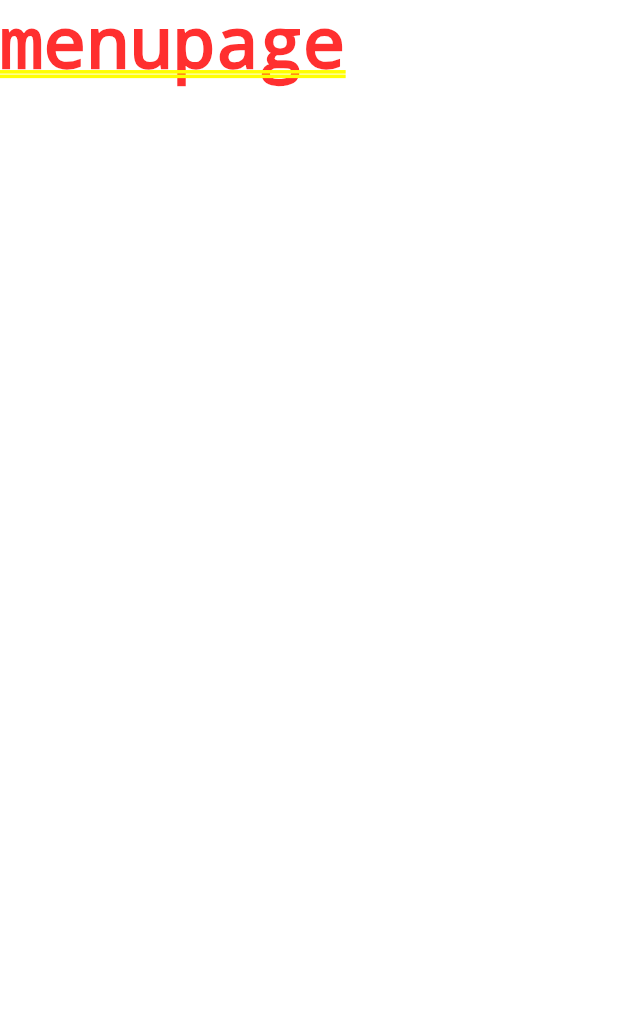
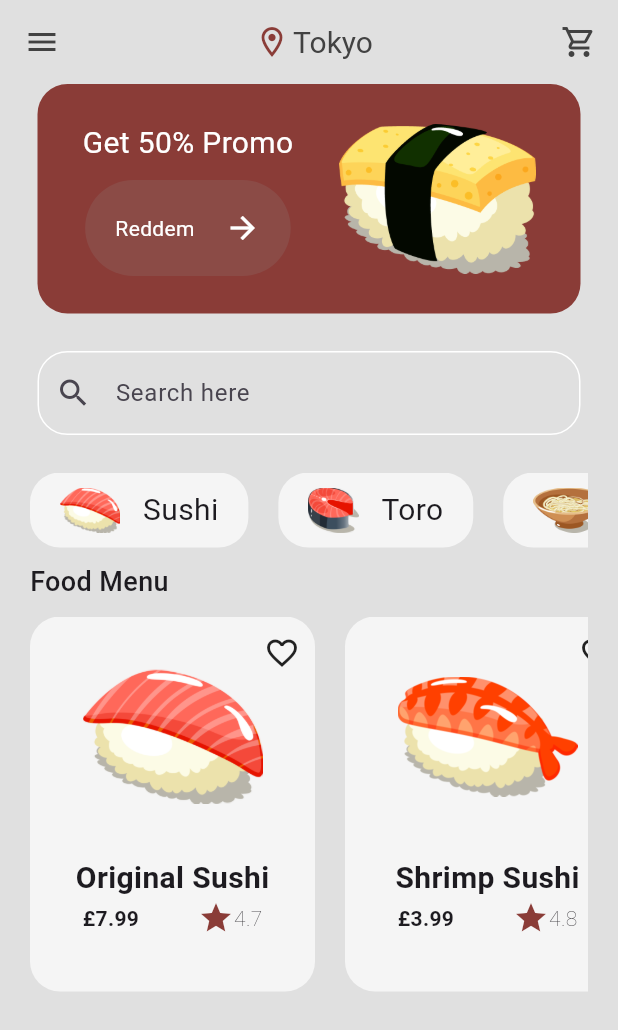
Before and after one commit to wingdrgn/sushi, a Flutter app: the screen it shows after launch, after a tap on "Get start!!!", on a phone screen of 412 x 824 dp. Shown: the top 1030 px of the screen. Run offline on Flutter 3.47's test engine with Material 3 defaults, Android fonts, the phone set to English and light mode, and no system bars.

Commit message:
feat: menu page

```diff
--- a/analysis_options.yaml
+++ b/analysis_options.yaml
@@ -32,6 +32,6 @@ linter:
   rules:
     - prefer_const_constructors
     - require_trailing_commas
-    - lines_longer_than_80_chars
+    # - lines_longer_than_80_chars
 # Additional information about this file can be found at
 # https://dart.dev/guides/language/analysis-options
--- /dev/null
+++ b/devtools_options.yaml
@@ -0,0 +1,3 @@
+description: This file stores settings for Dart & Flutter DevTools.
+documentation: https://docs.flutter.dev/tools/devtools/extensions#configure-extension-enablement-states
+extensions:
--- /dev/null
+++ b/lib/components/filter_title.dart
@@ -0,0 +1,38 @@
+import 'package:flutter/material.dart';
+
+import 'package:sushi/models/filter.dart';
+
+class FilterTitle extends StatelessWidget {
+  final Filter filter;
+  final void Function()? onTap;
+
+  const FilterTitle({super.key, required this.filter, required this.onTap});
+
+  @override
+  Widget build(BuildContext context) {
+    return GestureDetector(
+      child: Container(
+        decoration: BoxDecoration(
+            color: Colors.grey[100], borderRadius: BorderRadius.circular(20)),
+        margin: const EdgeInsets.only(right: 20),
+        padding: const EdgeInsets.symmetric(horizontal: 20),
+        child: Row(
+          mainAxisAlignment: MainAxisAlignment.center,
+          children: [
+            Image.asset(
+              filter.imagePath,
+              height: 30,
+            ),
+            const SizedBox(
+              width: 15,
+            ),
+            Text(
+              filter.name,
+              style: const TextStyle(fontSize: 20),
+            ),
+          ],
+        ),
+      ),
+    );
+  }
+}
--- /dev/null
+++ b/lib/components/food_title.dart
@@ -0,0 +1,70 @@
+import 'package:flutter/material.dart';
+
+import 'package:sushi/models/food.dart';
+import 'package:sushi/theme/colors.dart';
+
+class FoodTitle extends StatelessWidget {
+  final Food food;
+  final void Function()? onTap;
+
+  const FoodTitle({super.key, required this.food, required this.onTap});
+
+  @override
+  Widget build(BuildContext context) {
+    return Stack(
+      children: [
+        Container(
+          width: 190,
+          decoration: BoxDecoration(
+            color: Colors.grey[100],
+            borderRadius: BorderRadius.circular(20),
+          ),
+          padding: const EdgeInsets.all(20),
+          margin: const EdgeInsets.only(right: 20),
+          child: Column(
+            children: [
+              Image.asset(food.imagePath, width: 120, height: 120),
+              const SizedBox(height: 20),
+              Text(
+                food.name,
+                style:
+                    const TextStyle(fontWeight: FontWeight.bold, fontSize: 20),
+              ),
+              SizedBox(
+                width: 120,
+                child: Row(
+                  mainAxisSize: MainAxisSize.max,
+                  mainAxisAlignment: MainAxisAlignment.spaceBetween,
+                  children: [
+                    Text(
+                      food.price,
+                      style: const TextStyle(fontWeight: FontWeight.bold),
+                    ),
+                    Row(
+                      mainAxisAlignment: MainAxisAlignment.spaceBetween,
+                      children: [
+                        const Icon(
+                          Icons.star,
+                          color: primaryColor,
+                        ),
+                        Text(
+                          food.rating,
+                          style: const TextStyle(fontWeight: FontWeight.w200),
+                        ),
+                      ],
+                    ),
+                  ],
+                ),
+              ),
+            ],
+          ),
+        ),
+        const Positioned(
+          top: 12,
+          right: 30,
+          child: Icon(Icons.favorite_border),
+        ),
+      ],
+    );
+  }
+}
--- a/lib/main.dart
+++ b/lib/main.dart
@@ -1,9 +1,21 @@
 import 'package:flutter/material.dart';
+import 'package:provider/provider.dart';
+
 import 'package:sushi/pages/intro_page.dart';
 import 'package:sushi/pages/menu_page.dart';
+import 'package:sushi/models/shop.dart';
+import 'package:sushi/models/filter_menu.dart';
 
 void main() {
-  runApp(const MyApp());
+  runApp(
+    MultiProvider(
+      providers: [
+        ChangeNotifierProvider<Shop>(create: (context) => Shop()),
+        ChangeNotifierProvider<FilterMenu>(create: (context) => FilterMenu()),
+      ],
+      child: const MyApp(),
+    ),
+  );
 }
 
 class MyApp extends StatelessWidget {
@@ -16,7 +28,7 @@ class MyApp extends StatelessWidget {
       home: const IntroPage(),
       routes: {
         '/intropage': (context) => const IntroPage(),
-        '/menupage': (context) => const MenuPage()
+        '/menupage': (context) => const MenuPage(),
       },
     );
   }
--- /dev/null
+++ b/lib/models/filter.dart
@@ -0,0 +1,6 @@
+class Filter {
+  String name;
+  String imagePath;
+
+  Filter({required this.name, required this.imagePath});
+}
--- /dev/null
+++ b/lib/models/filter_menu.dart
@@ -0,0 +1,25 @@
+import 'package:flutter/material.dart';
+import 'filter.dart';
+
+class FilterMenu extends ChangeNotifier {
+  final List<Filter> _filterFood = [
+    Filter(
+      name: 'Sushi',
+      imagePath: 'lib/images/original_sushi.png',
+    ),
+    Filter(
+      name: 'Toro',
+      imagePath: 'lib/images/toro.png',
+    ),
+    Filter(
+      name: 'Ramen',
+      imagePath: 'lib/images/ramen.png',
+    ),
+    Filter(
+      name: 'Drinks',
+      imagePath: 'lib/images/drinks.png',
+    ),
+  ];
+
+  List<Filter> get filterFood => _filterFood;
+}
--- /dev/null
+++ b/lib/models/food.dart
@@ -0,0 +1,15 @@
+class Food {
+  final String name;
+  final String price;
+  final String imagePath;
+  final String rating;
+  final String description;
+
+  Food({
+    required this.name,
+    required this.price,
+    required this.imagePath,
+    required this.rating,
+    required this.description,
+  });
+}
--- /dev/null
+++ b/lib/models/shop.dart
@@ -0,0 +1,55 @@
+import 'package:flutter/material.dart';
+import 'food.dart';
+
+class Shop extends ChangeNotifier {
+  final List<Food> _foodMenu = [
+    Food(
+      name: 'Original Sushi',
+      price: '£7.99',
+      imagePath: 'lib/images/original_sushi.png',
+      rating: '4.7',
+      description:
+          'Indulge in the exquisite harmony of flavors with our Original Sushi, a culinary masterpiece that artfully combines tender slices of premium salmon with seasoned rice, expertly crafted to bring out the oceans finest essence in every delightful bite. Elevate your sushi experience with the rich, buttery texture of salmon, perfectly complemented by our chefs meticulous attention to detail.',
+    ),
+    Food(
+      name: 'Shrimp Sushi',
+      price: '£3.99',
+      imagePath: 'lib/images/shrimp_sushi.png',
+      rating: '4.8',
+      description:
+          'Delight in the succulent harmony of flavors with our Shrimp Sushi, a culinary delight that skillfully combines plump, juicy shrimp with seasoned rice, offering a symphony of taste that captures the essence of the sea in every mouthwatering bite. Experience the perfect balance of textures and flavors as the tender shrimp meets the subtle notes of our handcrafted sushi rice, curated to elevate your sushi journey to new heights.',
+    ),
+    Food(
+      name: 'Tamago Sushi',
+      price: '£4.49',
+      imagePath: 'lib/images/tomago_sushi.png',
+      rating: '4.6',
+      description:
+          'Indulge in the exquisite simplicity of our Tamago Sushi, a masterpiece of Japanese cuisine that artfully combines layers of delicate, sweet tamago (Japanese omelette) with impeccably seasoned sushi rice. With each bite, savor the gentle interplay of soft textures and subtle sweetness, offering a taste experience that embodies the essence of traditional Japanese culinary craftsmanship.',
+    ),
+    Food(
+      name: 'Toro Sushi',
+      price: '£5.29',
+      imagePath: 'lib/images/toro.png',
+      rating: '4.1',
+      description:
+          'Experience the sublime richness of our Toro Sushi, a culinary delight that showcases the most velvety and succulent cuts of premium fatty tuna. Melt-in-your-mouth tenderness harmonizes with its distinct flavor profile, making each piece a truly exceptional journey into the world of luxurious sushi indulgence.',
+    ),
+  ];
+  final List<Food> _cart = [];
+
+  List<Food> get foodMenu => _foodMenu;
+  List<Food> get cart => _cart;
+
+  void addToCart(Food foodItem, int quantity) {
+    for (int i = 0; i < quantity; i++) {
+      _cart.add(foodItem);
+    }
+    notifyListeners();
+  }
+
+  void removeFromCart(Food foodItem) {
+    _cart.remove(foodItem);
+    notifyListeners();
+  }
+}
--- a/lib/pages/intro_page.dart
+++ b/lib/pages/intro_page.dart
@@ -75,7 +75,7 @@ class IntroPage extends StatelessWidget {
                 mainAxisAlignment: MainAxisAlignment.end,
                 children: [
                   const Text(
-                    'THE TASTE OF JAPANNESE FOOD',
+                    'THE TASTE OF JAPANESE FOOD',
                     style: TextStyle(fontSize: 40, color: Colors.white),
                   ),
                   const SizedBox(height: 10),
--- a/lib/pages/menu_page.dart
+++ b/lib/pages/menu_page.dart
@@ -1,4 +1,12 @@
 import 'package:flutter/material.dart';
+import "package:provider/provider.dart";
+
+import 'package:sushi/theme/colors.dart';
+import 'package:sushi/components/button.dart';
+import 'package:sushi/components/filter_title.dart';
+import 'package:sushi/components/food_title.dart';
+import 'package:sushi/models/shop.dart';
+import 'package:sushi/models/filter_menu.dart';
 
 class MenuPage extends StatefulWidget {
   const MenuPage({super.key});
@@ -8,8 +16,134 @@ class MenuPage extends StatefulWidget {
 }
 
 class _MenuPageState extends State<MenuPage> {
+  void navigateToFoodDetail() {}
+
   @override
   Widget build(BuildContext context) {
-    return Text('menupage');
+    final shop = context.read<Shop>();
+    final foodMenu = shop.foodMenu;
+    final filterMenu = context.read<FilterMenu>();
+    final filterFood = filterMenu.filterFood;
+
+    return Scaffold(
+      backgroundColor: Colors.grey[300],
+      appBar: AppBar(
+        backgroundColor: Colors.transparent,
+        foregroundColor: Colors.grey[800],
+        leading: const Icon(Icons.menu),
+        title: const Row(
+          mainAxisAlignment: MainAxisAlignment.center,
+          children: [
+            Icon(Icons.location_on_outlined, color: primaryColor),
+            SizedBox(
+              width: 2,
+            ),
+            Text(
+              'Tokyo',
+              style: TextStyle(fontSize: 20),
+            ),
+          ],
+        ),
+        actions: [
+          IconButton(
+            onPressed: () {
+              Navigator.pushNamed(context, '/cartpage');
+            },
+            icon: const Icon(Icons.shopping_cart_outlined),
+          ),
+          const SizedBox(
+            width: 2,
+          ),
+        ],
+      ),
+      body: Column(
+        crossAxisAlignment: CrossAxisAlignment.start,
+        children: [
+          Container(
+            decoration: BoxDecoration(
+              color: primaryColor,
+              borderRadius: BorderRadius.circular(20),
+            ),
+            margin: const EdgeInsets.symmetric(horizontal: 25),
+            padding: const EdgeInsets.symmetric(vertical: 25, horizontal: 30),
+            child: Row(
+              mainAxisAlignment: MainAxisAlignment.spaceBetween,
+              children: [
+                Column(
+                  children: [
+                    const Text(
+                      'Get 50% Promo',
+                      style: TextStyle(fontSize: 20, color: Colors.white),
+                    ),
+                    const SizedBox(
+                      height: 10,
+                    ),
+                    MyButton(text: 'Reddem', onTap: () {}),
+                  ],
+                ),
+                Image.asset(
+                  'lib/images/tomago_sushi.png',
+                  height: 100,
+                ),
+              ],
+            ),
+          ),
+          const SizedBox(
+            height: 25,
+          ),
+          Padding(
+            padding: const EdgeInsets.symmetric(horizontal: 25),
+            child: TextField(
+              decoration: InputDecoration(
+                focusedBorder: OutlineInputBorder(
+                  borderSide: const BorderSide(color: Colors.white),
+                  borderRadius: BorderRadius.circular(20),
+                ),
+                enabledBorder: OutlineInputBorder(
+                  borderSide: const BorderSide(color: Colors.white),
+                  borderRadius: BorderRadius.circular(20),
+                ),
+                hintText: 'Search here',
+                prefixIcon: const Icon(Icons.search),
+              ),
+            ),
+          ),
+          const SizedBox(
+            height: 25,
+          ),
+          Padding(
+            padding: const EdgeInsets.symmetric(horizontal: 20),
+            child: SizedBox(
+              height: 50,
+              child: ListView.builder(
+                scrollDirection: Axis.horizontal,
+                itemCount: filterFood.length,
+                itemBuilder: (context, index) =>
+                    FilterTitle(filter: filterFood[index], onTap: () {}),
+              ),
+            ),
+          ),
+          const Padding(
+            padding: EdgeInsets.symmetric(horizontal: 20, vertical: 10),
+            child: Text(
+              'Food Menu',
+              style: TextStyle(fontWeight: FontWeight.w500, fontSize: 18),
+            ),
+          ),
+          Padding(
+            padding: const EdgeInsets.symmetric(horizontal: 20),
+            child: SizedBox(
+              height: 250,
+              child: ListView.builder(
+                scrollDirection: Axis.horizontal,
+                itemCount: filterFood.length,
+                itemBuilder: (context, index) =>
+                    FoodTitle(food: foodMenu[index], onTap: () {}),
+              ),
+            ),
+          ),
+        ],
+      ),
+    );
   }
 }
```
Also changed, not shown: pubspec.yaml (+7 -0 lines), pubspec.lock.
